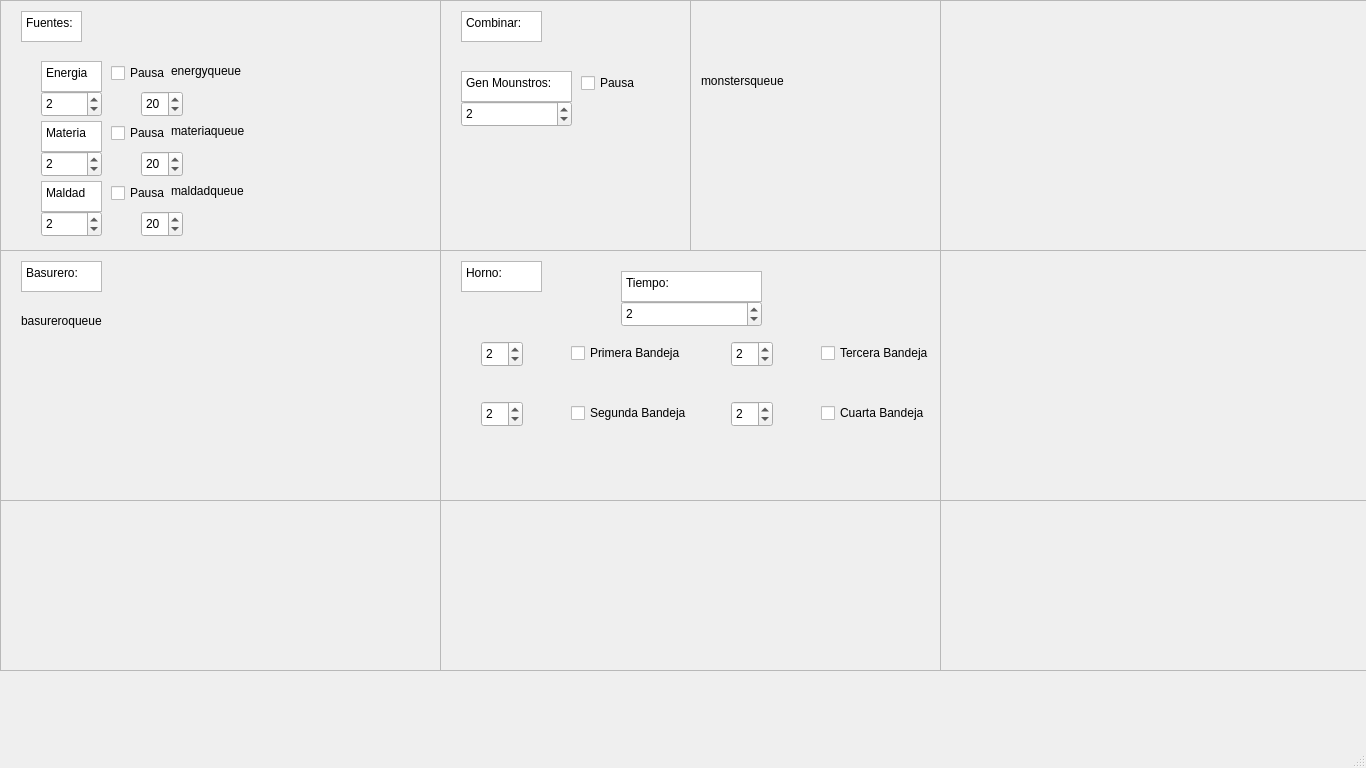
arty4325/IC2001-MonsterFactory, file MonsterFactory/mainwindow.ui: the form before one commit.
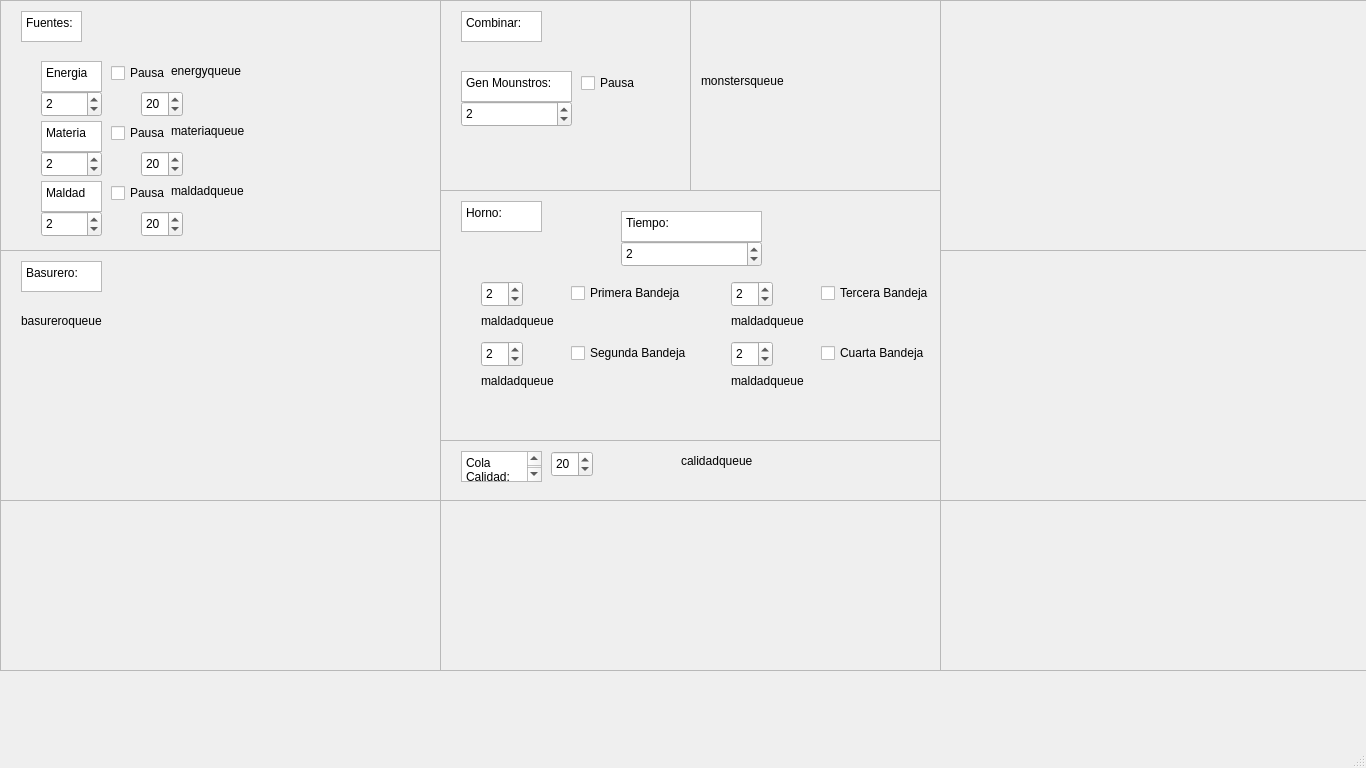
The form after the commit.

Commit message: Cola calidad

```diff
--- a/MonsterFactory/mainwindow.ui
+++ b/MonsterFactory/mainwindow.ui
@@ -20,7 +20,7 @@
       <x>440</x>
       <y>0</y>
       <width>251</width>
-      <height>251</height>
+      <height>191</height>
      </rect>
     </property>
     <property name="widgetResizable">
@@ -32,7 +32,7 @@
        <x>0</x>
        <y>0</y>
        <width>249</width>
-       <height>249</height>
+       <height>189</height>
       </rect>
      </property>
      <widget class="QTextEdit" name="textEdit_4">
@@ -112,7 +112,7 @@
       <x>690</x>
       <y>0</y>
       <width>251</width>
-      <height>251</height>
+      <height>191</height>
      </rect>
     </property>
     <property name="widgetResizable">
@@ -124,7 +124,7 @@
        <x>0</x>
        <y>0</y>
        <width>249</width>
-       <height>249</height>
+       <height>189</height>
       </rect>
      </property>
      <widget class="QLabel" name="mounstrosLabel">
@@ -192,7 +192,7 @@
     <property name="geometry">
      <rect>
       <x>440</x>
-      <y>250</y>
+      <y>190</y>
       <width>501</width>
       <height>251</height>
      </rect>
@@ -381,6 +381,58 @@
        <number>2</number>
       </property>
      </widget>
+     <widget class="QLabel" name="bandeja1Label">
+      <property name="geometry">
+       <rect>
+        <x>40</x>
+        <y>120</y>
+        <width>201</width>
+        <height>20</height>
+       </rect>
+      </property>
+      <property name="text">
+       <string>maldadqueue</string>
+      </property>
+     </widget>
+     <widget class="QLabel" name="bandeja2Label">
+      <property name="geometry">
+       <rect>
+        <x>40</x>
+        <y>180</y>
+        <width>201</width>
+        <height>20</height>
+       </rect>
+      </property>
+      <property name="text">
+       <string>maldadqueue</string>
+      </property>
+     </widget>
+     <widget class="QLabel" name="bandeja4Label">
+      <property name="geometry">
+       <rect>
+        <x>290</x>
+        <y>180</y>
+        <width>201</width>
+        <height>20</height>
+       </rect>
+      </property>
+      <property name="text">
+       <string>maldadqueue</string>
+      </property>
+     </widget>
+     <widget class="QLabel" name="bandeja3Label">
+      <property name="geometry">
+       <rect>
+        <x>290</x>
+        <y>120</y>
+        <width>201</width>
+        <height>20</height>
+       </rect>
+      </property>
+      <property name="text">
+       <string>maldadqueue</string>
+      </property>
+     </widget>
     </widget>
    </widget>
    <widget class="QScrollArea" name="scrollArea_8">
@@ -489,9 +541,9 @@
     <property name="geometry">
      <rect>
       <x>440</x>
-      <y>500</y>
+      <y>440</y>
       <width>501</width>
-      <height>171</height>
+      <height>61</height>
      </rect>
     </property>
     <property name="widgetResizable">
@@ -503,9 +555,58 @@
        <x>0</x>
        <y>0</y>
        <width>499</width>
-       <height>169</height>
+       <height>59</height>
       </rect>
      </property>
+     <widget class="QTextEdit" name="textEdit_11">
+      <property name="geometry">
+       <rect>
+        <x>20</x>
+        <y>10</y>
+        <width>81</width>
+        <height>31</height>
+       </rect>
+      </property>
+      <property name="html">
+       <string>&lt;!DOCTYPE HTML PUBLIC &quot;-//W3C//DTD HTML 4.0//EN&quot; &quot;http://www.w3.org/TR/REC-html40/strict.dtd&quot;&gt;
+&lt;html&gt;&lt;head&gt;&lt;meta name=&quot;qrichtext&quot; content=&quot;1&quot; /&gt;&lt;meta charset=&quot;utf-8&quot; /&gt;&lt;style type=&quot;text/css&quot;&gt;
+p, li { white-space: pre-wrap; }
+hr { height: 1px; border-width: 0; }
+li.unchecked::marker { content: &quot;\2610&quot;; }
+li.checked::marker { content: &quot;\2612&quot;; }
+&lt;/style&gt;&lt;/head&gt;&lt;body style=&quot; font-family:'Segoe UI'; font-size:9pt; font-weight:400; font-style:normal;&quot;&gt;
+&lt;p style=&quot; margin-top:0px; margin-bottom:0px; margin-left:0px; margin-right:0px; -qt-block-indent:0; text-indent:0px;&quot;&gt;Cola Calidad:&lt;/p&gt;&lt;/body&gt;&lt;/html&gt;</string>
+      </property>
+     </widget>
+     <widget class="QLabel" name="calidadLabel">
+      <property name="geometry">
+       <rect>
+        <x>240</x>
+        <y>10</y>
+        <width>201</width>
+        <height>20</height>
+       </rect>
+      </property>
+      <property name="text">
+       <string>calidadqueue</string>
+      </property>
+     </widget>
+     <widget class="QSpinBox" name="calidadSpinBox">
+      <property name="geometry">
+       <rect>
+        <x>110</x>
+        <y>10</y>
+        <width>42</width>
+        <height>26</height>
+       </rect>
+      </property>
+      <property name="minimum">
+       <number>1</number>
+      </property>
+      <property name="value">
+       <number>20</number>
+      </property>
+     </widget>
     </widget>
    </widget>
    <widget class="QScrollArea" name="scrollArea_7">
@@ -791,6 +892,29 @@
      </widget>
     </widget>
    </widget>
+   <widget class="QScrollArea" name="scrollArea_12">
+    <property name="geometry">
+     <rect>
+      <x>440</x>
+      <y>500</y>
+      <width>501</width>
+      <height>171</height>
+     </rect>
+    </property>
+    <property name="widgetResizable">
+     <bool>true</bool>
+    </property>
+    <widget class="QWidget" name="scrollAreaWidgetContents_13">
+     <property name="geometry">
+      <rect>
+       <x>0</x>
+       <y>0</y>
+       <width>499</width>
+       <height>169</height>
+      </rect>
+     </property>
+    </widget>
+   </widget>
   </widget>
   <widget class="QMenuBar" name="menubar">
    <property name="geometry">
```
The commit also changes 16 other files.
